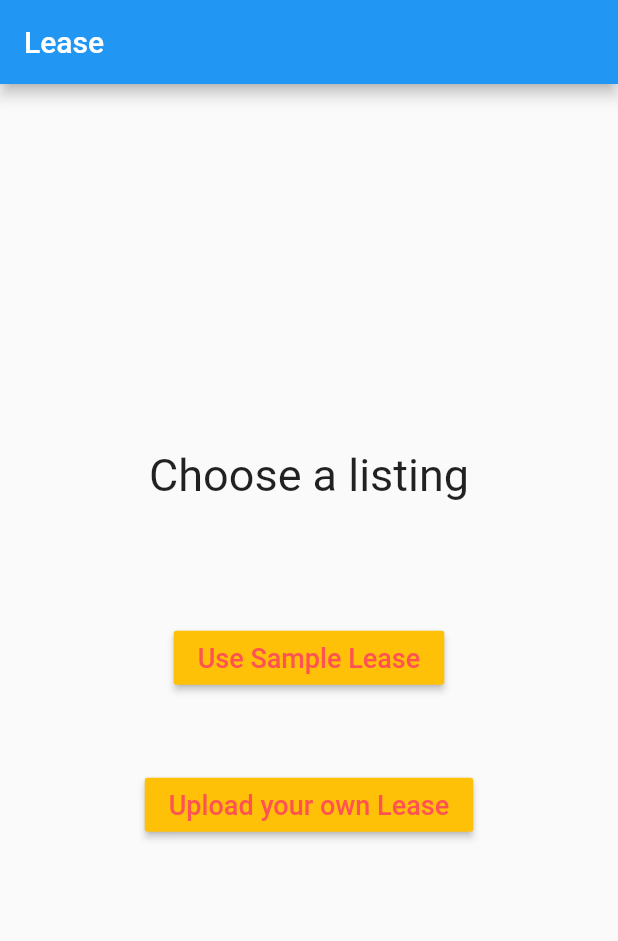
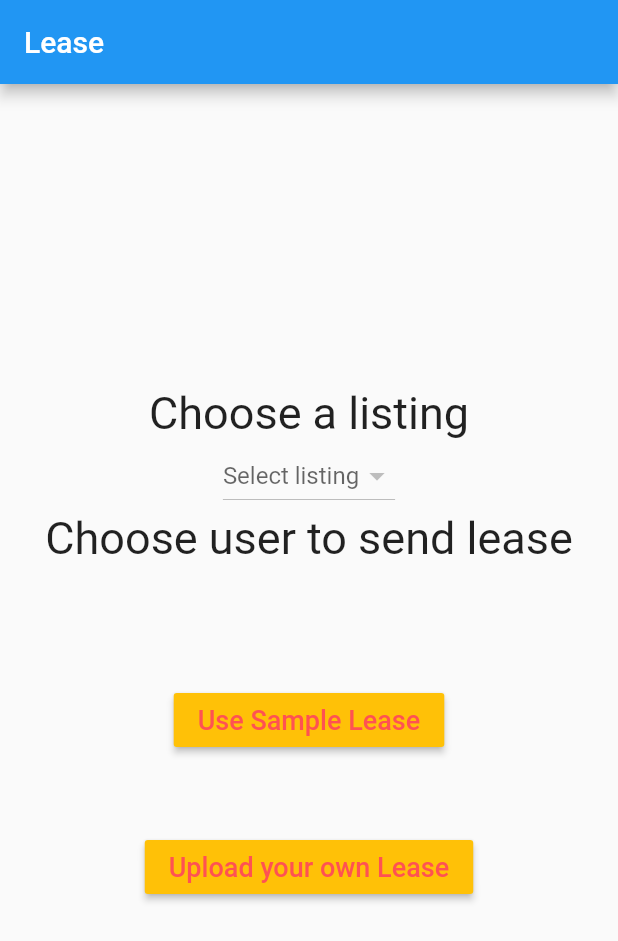
Before and after one commit to serahzaveri/rent4realApp, a Flutter app: the MyLeasePage screen opened directly, on a phone screen of 412 x 824 dp. Shown: the top 941 px of the screen. Run offline on Flutter 3.47's test engine with Material 2 defaults, Android fonts, the phone set to English and light mode, and no system bars; our stand-ins replace auto_size_text, cloud_firestore, firebase_auth, firebase_storage, flutter_rating, geolocator and 5 more; missing offline and left inert: flutter_full_pdf_viewer, smart_select; accounts and stored records are empty.

Commit message:
version some

```diff
--- a/lib/Models/userObjects.dart
+++ b/lib/Models/userObjects.dart
@@ -154,6 +154,15 @@ class User extends Contact {
       await newPosting.getInterestedUsersFromFirestore();
       this.myPostings.add(newPosting);
     }
+  }
+
+  List<String> getListOfMyPostings() {
+    List<String> addressOfPostings = [];
+    int numberOfPostings = AppConstants.currentUser.myPostings.length;
+    for(int i=0; i<numberOfPostings; i++) {
+      addressOfPostings.add(AppConstants.currentUser.myPostings[i].getHalfAddress());
+    }
+    return addressOfPostings;
   }
 
 
--- a/lib/Screens/myLeasePage.dart
+++ b/lib/Screens/myLeasePage.dart
@@ -2,6 +2,7 @@ import 'dart:io';
 
 import 'package:flutter/cupertino.dart';
 import 'package:flutter/material.dart';
+import 'package:househunter/Models/AppConstants.dart';
 import 'package:path_provider/path_provider.dart';
 import 'package:pdf/pdf.dart';
 import 'package:pdf/widgets.dart' as pw;
@@ -13,6 +14,7 @@ class MyLeasePage extends StatelessWidget {
   MyLeasePage({Key key}) : super(key: key);
 
   final pdf = pw.Document();
+  String chosenListing;
 
   writeOnPdf(){
     pdf.addPage(
@@ -86,6 +88,15 @@ class MyLeasePage extends StatelessWidget {
           mainAxisAlignment: MainAxisAlignment.center,
           children: <Widget>[
             Text("Choose a listing", style: TextStyle(fontSize: 30),),
+            new DropdownButton(
+                hint: Text('Select listing'),
+                value: chosenListing,
+                items: AppConstants.currentUser.getListOfMyPostings().map((String value) {
+                  return new DropdownMenuItem<String>(value: value, child: new Text(value),);
+                }).toList(),
+                onChanged: (_) {}
+                ),
+            Text("Choose user to send lease", style: TextStyle(fontSize: 30),),
             Padding(
               padding: const EdgeInsets.fromLTRB(30.0, 80.0, 30.0, 20.0),
               child: MaterialButton(
```
Also changed, not shown: lib/Screens/accountPage.dart (+9 -1 lines).
